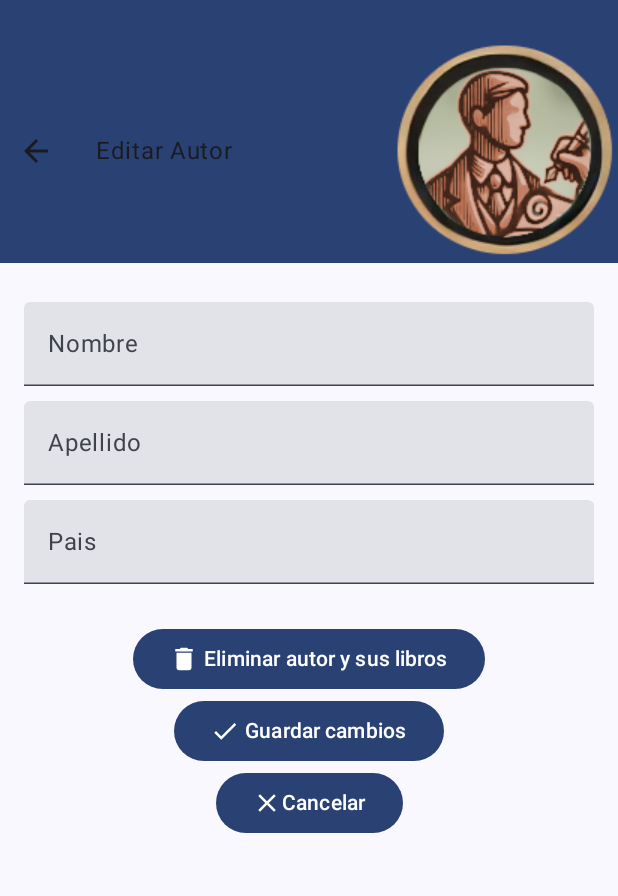
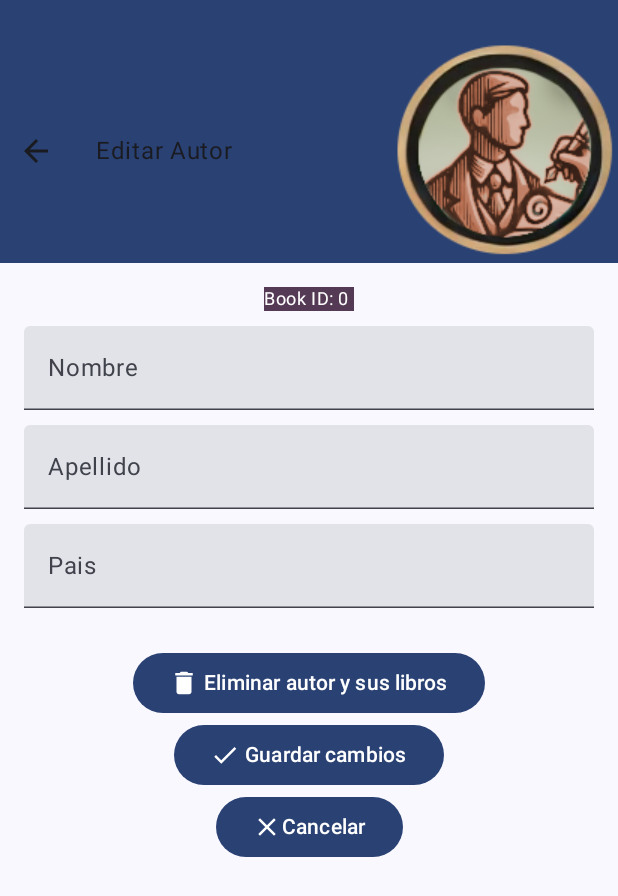
Before and after one commit to elarreglador/PMM_Room, an Android app built with Jetpack Compose: the composable AuthorEditScreen called with empty values, on a phone screen of 412 x 824 dp. Shown: the top 896 px of the screen. Run offline under Robolectric (Android 15) with nearby library versions, the light colour scheme and no system bars; our stand-ins replace Room's generated code.

Commit message:
💾 Almacenamiento: AuthorEditScreen recupera datos de autor en los TextFields

```diff
--- a/app/src/main/java/com/elarreglador/ud3_01_room/screens/AuthorEditScreen.kt
+++ b/app/src/main/java/com/elarreglador/ud3_01_room/screens/AuthorEditScreen.kt
@@ -2,6 +2,7 @@ package com.elarreglador.ud3_01_room.screens
 
 import androidx.compose.foundation.Image
 import androidx.compose.foundation.background
+import androidx.compose.foundation.layout.Box
 import androidx.compose.foundation.layout.Column
 import androidx.compose.foundation.layout.Row
 import androidx.compose.foundation.layout.Spacer
@@ -9,6 +10,7 @@ import androidx.compose.foundation.layout.fillMaxWidth
 import androidx.compose.foundation.layout.height
 import androidx.compose.foundation.layout.padding
 import androidx.compose.foundation.layout.size
+import androidx.compose.foundation.layout.widthIn
 import androidx.compose.material.icons.Icons
 import androidx.compose.material.icons.automirrored.filled.ArrowBack
 import androidx.compose.material.icons.filled.Close
@@ -22,6 +24,7 @@ import androidx.compose.material3.Scaffold
 import androidx.compose.material3.Text
 import androidx.compose.material3.TextField
 import androidx.compose.runtime.Composable
+import androidx.compose.runtime.LaunchedEffect
 import androidx.compose.runtime.mutableStateOf
 import androidx.compose.runtime.remember
 import androidx.compose.ui.Alignment
@@ -41,6 +44,17 @@ fun AuthorEditScreen(navController: NavController , authorId: Int) {
     var name = remember { mutableStateOf("") }
     var surname = remember { mutableStateOf("") }
     var country = remember { mutableStateOf("") }
+
+    LaunchedEffect(authorId) {
+        // Obtener el nombre del autor a partir de su ID
+        val escritor = miBD.authorDao().getAuthorById(authorId.toLong())
+        // ?. asegura que el bloque solo se ejecutará si escritor no es null.
+        escritor?.let {
+            name.value = it.name
+            surname.value = it.surname
+            country.value = it.country
+        }
+    }
 
     Scaffold(
         topBar = {
@@ -86,6 +100,19 @@ fun AuthorEditScreen(navController: NavController , authorId: Int) {
                     .padding(paddingValues) // Aplica el padding del Scaffold
                     .padding(16.dp) // Agrega un padding adicional si es necesario
             ) {
+
+                Box( // espacio para la id del libro
+                    modifier = Modifier
+                        .background(MaterialTheme.colorScheme.tertiary)
+                        .widthIn(min = 60.dp)
+                ) {
+                    Text(
+                        text = ("Book ID: ${authorId}"),
+                        style = MaterialTheme.typography.bodySmall,
+                        color = MaterialTheme.colorScheme.onTertiary,
+                        modifier = Modifier
+                    )
+                }
 
                 Spacer (modifier = Modifier.height(10.dp))
 
```
